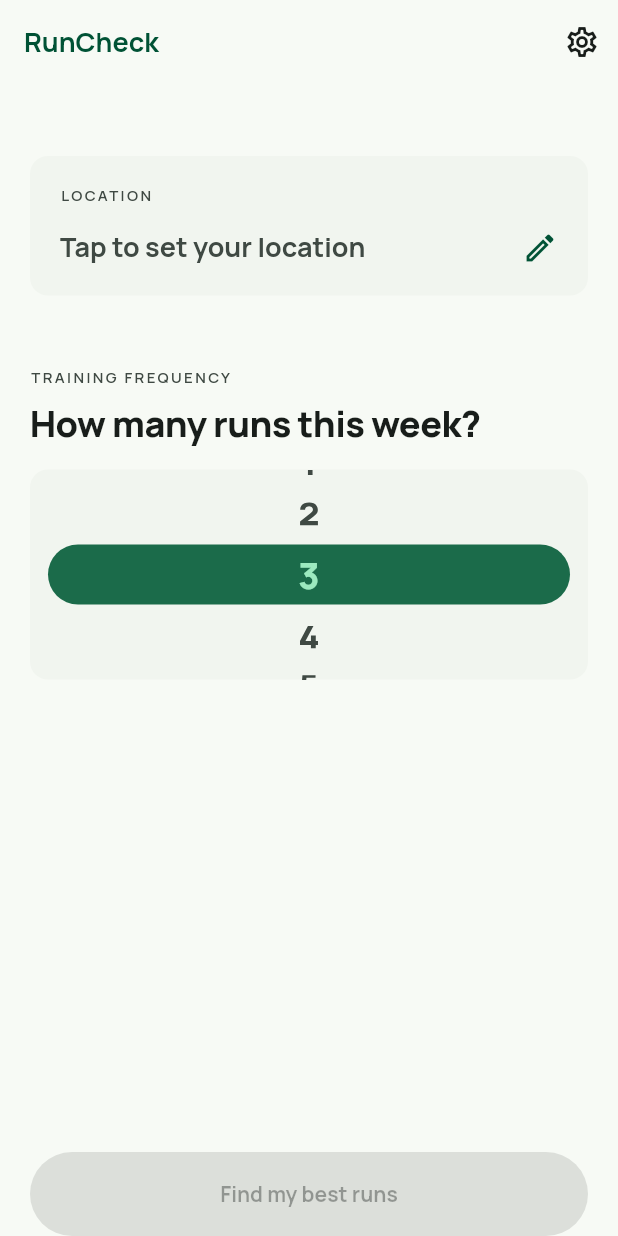
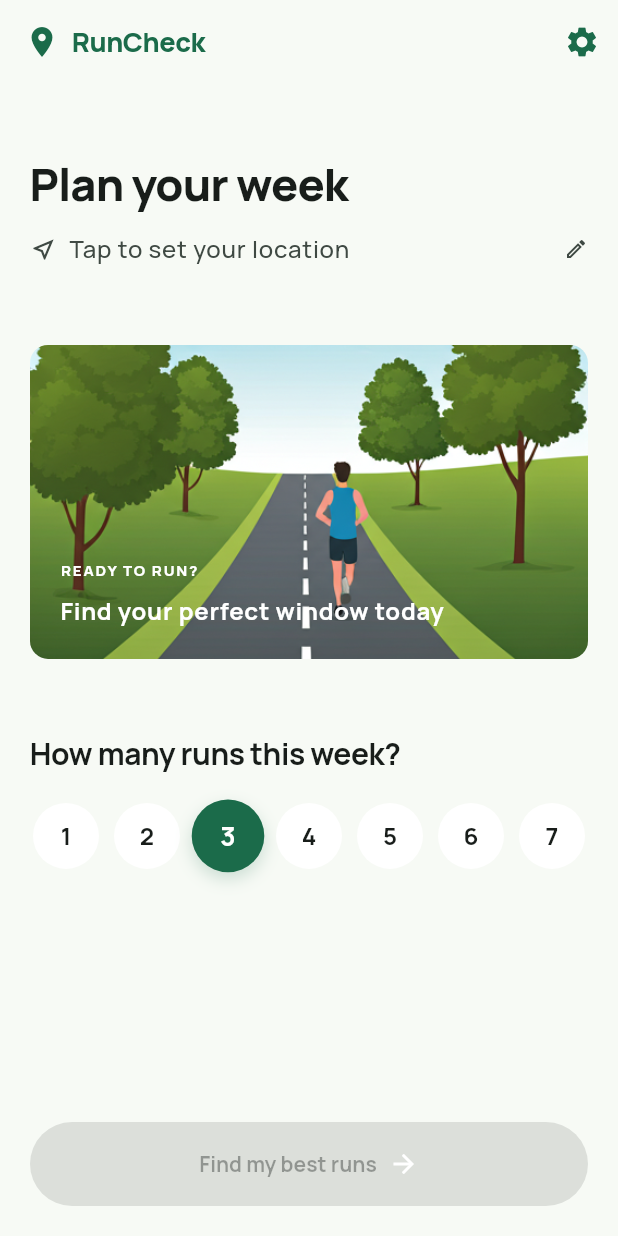
Before and after one commit to JamesRepo/run-check, a Flutter app: the screen it shows after launch, on a phone screen of 412 x 824 dp. Run offline on Flutter 3.47's test engine with Material 3 defaults, Android fonts, the light colour scheme and no system bars; our stand-ins replace flutter_riverpod, geocoding, geolocator, go_router, google_fonts, hive and 2 more; accounts and stored records are empty.

Commit message:
feat: redesign home screen layout

```diff
--- a/lib/screens/home_screen.dart
+++ b/lib/screens/home_screen.dart
@@ -32,50 +32,57 @@ class _HomeScreenState extends ConsumerState<HomeScreen> {
 
     return Scaffold(
       appBar: AppBar(
-        title: Text(
+        title: Row(
+          mainAxisSize: MainAxisSize.min,
+          children: <Widget>[
+            Icon(Icons.location_on, color: colorScheme.primaryContainer),
+            const SizedBox(width: AppSpacing.chipGap),
+            Text(
               'RunCheck',
               style: theme.textTheme.titleLarge?.copyWith(
-            color: colorScheme.primary,
+                color: colorScheme.primaryContainer,
+                fontWeight: FontWeight.w800,
+                letterSpacing: -0.3,
               ),
+            ),
+          ],
         ),
         actions: <Widget>[
           IconButton(
             onPressed: () => context.push('/settings'),
-            icon: const Icon(Icons.settings_outlined),
+            icon: Icon(Icons.settings, color: colorScheme.primaryContainer),
             tooltip: 'Settings',
           ),
         ],
       ),
       body: SafeArea(
-        child: LayoutBuilder(
-          builder: (BuildContext context, BoxConstraints constraints) {
-            return SingleChildScrollView(
-              child: ConstrainedBox(
-                constraints: BoxConstraints(minHeight: constraints.maxHeight),
+        child: CustomScrollView(
+          slivers: <Widget>[
+            SliverFillRemaining(
+              hasScrollBody: false,
               child: Padding(
                 padding: const EdgeInsets.symmetric(
                   horizontal: AppSpacing.screenPaddingH,
                 ),
-                  child: IntrinsicHeight(
                 child: Column(
                   crossAxisAlignment: CrossAxisAlignment.stretch,
                   children: <Widget>[
                     const SizedBox(height: AppSpacing.screenPaddingTop),
+                    Text(
+                      'Plan your week',
+                      style: theme.textTheme.headlineLarge,
+                    ),
+                    const SizedBox(height: AppSpacing.chipGap),
                     _LocationSection(
                       locationLabel: location?.displayName,
                       onTap: () => _showLocationBottomSheet(context),
                     ),
                     const SizedBox(height: AppSpacing.sectionGap),
-                        Text(
-                          'TRAINING FREQUENCY',
-                          style: theme.textTheme.labelMedium?.copyWith(
-                            letterSpacing: 1.6,
-                          ),
-                        ),
-                        const SizedBox(height: AppSpacing.chipGap),
+                    const _HeroBanner(),
+                    const SizedBox(height: AppSpacing.sectionGap),
                     Text(
                       'How many runs this week?',
-                          style: theme.textTheme.headlineMedium,
+                      style: theme.textTheme.titleMedium,
                     ),
                     const SizedBox(height: AppSpacing.labelToContentGap),
                     RunCountSelector(
@@ -86,9 +93,11 @@ class _HomeScreenState extends ConsumerState<HomeScreen> {
                         });
                       },
                     ),
+                    const SizedBox(height: 32),
                     const Spacer(),
                     SafeArea(
                       top: false,
+                      minimum: const EdgeInsets.only(bottom: 20),
                       child: FilledButton(
                         onPressed: location == null || _isSubmitting
                             ? null
@@ -104,16 +113,26 @@ class _HomeScreenState extends ConsumerState<HomeScreen> {
                                   ),
                                 ),
                               )
-                                : const Text('Find my best runs'),
+                            : Wrap(
+                                alignment: WrapAlignment.center,
+                                crossAxisAlignment: WrapCrossAlignment.center,
+                                spacing: AppSpacing.chipGap,
+                                children: <Widget>[
+                                  const Text('Find my best runs'),
+                                  Icon(
+                                    Icons.arrow_forward,
+                                    size: 20,
+                                    color: colorScheme.onPrimary,
+                                  ),
+                                ],
+                              ),
                       ),
                     ),
                   ],
                 ),
               ),
             ),
-              ),
-            );
-          },
+          ],
         ),
       ),
     );
@@ -193,43 +212,36 @@ class _LocationSection extends StatelessWidget {
   Widget build(BuildContext context) {
     final theme = Theme.of(context);
     final colorScheme = theme.colorScheme;
-    final hasLocation = locationLabel != null;
 
-    return InkWell(
+    return Material(
+      color: Colors.transparent,
+      child: InkWell(
         onTap: onTap,
         borderRadius: BorderRadius.circular(AppRadii.card),
-      child: Ink(
-        decoration: BoxDecoration(
-          color: AppColors.surfaceContainerLow,
-          borderRadius: BorderRadius.circular(AppRadii.card),
+        child: Padding(
+          padding: const EdgeInsets.symmetric(vertical: 4),
+          child: Row(
+            children: <Widget>[
+              Icon(
+                Icons.near_me_outlined,
+                size: 18,
+                color: colorScheme.onSurfaceVariant,
               ),
-        child: Padding(
-          padding: const EdgeInsets.all(AppSpacing.cardPadding),
-          child: Column(
-            crossAxisAlignment: CrossAxisAlignment.start,
-            children: <Widget>[
-              Text(
-                'LOCATION',
-                style: theme.textTheme.labelMedium?.copyWith(
-                  letterSpacing: 1.6,
-                ),
-              ),
-              const SizedBox(height: AppSpacing.labelToContentGap),
-              Row(
-                children: <Widget>[
+              const SizedBox(width: AppSpacing.chipGap),
               Expanded(
                 child: Text(
-                      hasLocation ? locationLabel! : 'Tap to set your location',
-                      style: theme.textTheme.titleLarge?.copyWith(
-                        color: hasLocation
-                            ? colorScheme.onSurface
-                            : colorScheme.onSurfaceVariant,
+                  locationLabel ?? 'Tap to set your location',
+                  overflow: TextOverflow.ellipsis,
+                  style: theme.textTheme.bodyLarge?.copyWith(
+                    color: colorScheme.onSurfaceVariant,
                   ),
                 ),
               ),
               const SizedBox(width: AppSpacing.chipGap),
-                  Icon(Icons.edit_outlined, color: colorScheme.primary),
-                ],
+              Icon(
+                Icons.edit_outlined,
+                size: 16,
+                color: colorScheme.onSurfaceVariant,
               ),
             ],
           ),
@@ -238,3 +250,52 @@ class _LocationSection extends StatelessWidget {
     );
   }
 }
+
+class _HeroBanner extends StatelessWidget {
+  const _HeroBanner();
+
+  static const _heroImagePath = 'assets/images/hero_runner.png';
+
+  @override
+  Widget build(BuildContext context) {
+    final theme = Theme.of(context);
+
+    return AspectRatio(
+      aspectRatio: 16 / 9,
+      child: ClipRRect(
+        borderRadius: BorderRadius.circular(AppRadii.card),
+        child: Stack(
+          fit: StackFit.expand,
+          children: <Widget>[
+            Image.asset(_heroImagePath, fit: BoxFit.cover),
+            Padding(
+              padding: const EdgeInsets.all(AppSpacing.cardPadding),
+              child: Column(
+                crossAxisAlignment: CrossAxisAlignment.start,
+                children: <Widget>[
+                  const Spacer(),
+                  Text(
+                    'READY TO RUN?',
+                    style: theme.textTheme.labelMedium?.copyWith(
+                      color: Colors.white,
+                      fontWeight: FontWeight.w800,
+                      letterSpacing: 1.2,
+                    ),
+                  ),
+                  const SizedBox(height: AppSpacing.chipGap),
+                  Text(
+                    'Find your perfect window today',
+                    style: theme.textTheme.bodyLarge?.copyWith(
+                      color: Colors.white,
+                      fontWeight: FontWeight.w700,
+                    ),
+                  ),
+                ],
+              ),
+            ),
+          ],
+        ),
+      ),
+    );
+  }
+}
--- a/lib/widgets/run_count_selector.dart
+++ b/lib/widgets/run_count_selector.dart
@@ -1,9 +1,7 @@
 import 'package:flutter/material.dart';
 import 'package:run_check/utils/app_colors.dart';
-import 'package:run_check/utils/app_radii.dart';
-import 'package:run_check/utils/app_spacing.dart';
 
-class RunCountSelector extends StatefulWidget {
+class RunCountSelector extends StatelessWidget {
   const RunCountSelector({
     required this.selectedCount,
     required this.onSelected,
@@ -14,95 +12,72 @@ class RunCountSelector extends StatefulWidget {
   final ValueChanged<int> onSelected;
 
   @override
-  State<RunCountSelector> createState() => _RunCountSelectorState();
-}
-
-class _RunCountSelectorState extends State<RunCountSelector> {
-  late FixedExtentScrollController _controller;
-
-  @override
-  void initState() {
-    super.initState();
-    _controller = FixedExtentScrollController(
-      initialItem: widget.selectedCount - 1,
-    );
-  }
-
-  @override
-  void didUpdateWidget(covariant RunCountSelector oldWidget) {
-    super.didUpdateWidget(oldWidget);
-    if (oldWidget.selectedCount != widget.selectedCount) {
-      _controller.jumpToItem(widget.selectedCount - 1);
-    }
-  }
-
-  @override
-  void dispose() {
-    _controller.dispose();
-    super.dispose();
-  }
-
-  @override
   Widget build(BuildContext context) {
     final theme = Theme.of(context);
     final colorScheme = theme.colorScheme;
+    final screenWidth = MediaQuery.sizeOf(context).width;
+    final outerSize = ((screenWidth - 40) / 7).clamp(40.0, 48.0);
+    final innerSize = (outerSize - 4).clamp(36.0, 44.0);
 
-    return Container(
-      height: 140,
-      decoration: BoxDecoration(
-        color: AppColors.surfaceContainerLow,
-        borderRadius: BorderRadius.circular(AppRadii.card),
-      ),
-      child: Stack(
-        alignment: Alignment.center,
-        children: <Widget>[
-          Positioned.fill(
-            child: IgnorePointer(
+    return Row(
+      mainAxisAlignment: MainAxisAlignment.spaceBetween,
+      children: List<Widget>.generate(7, (int index) {
+        final value = index + 1;
+        final isSelected = value == selectedCount;
+
+        return SizedBox(
+          width: outerSize,
+          height: 48,
+          child: Material(
+            color: Colors.transparent,
+            child: InkWell(
+              onTap: () => onSelected(value),
+              customBorder: const CircleBorder(),
               child: Center(
-                child: Container(
-                  height: 40,
-                  margin: const EdgeInsets.symmetric(
-                    horizontal: AppSpacing.dataPillPaddingH,
-                  ),
-                  decoration: BoxDecoration(
-                    color: colorScheme.primaryContainer,
-                    borderRadius: BorderRadius.circular(AppRadii.dataPill),
+                child: AnimatedScale(
+                  scale: isSelected ? 1.1 : 1,
+                  duration: const Duration(milliseconds: 180),
+                  curve: Curves.easeOutCubic,
+                  child: AnimatedContainer(
+                    duration: const Duration(milliseconds: 180),
+                    curve: Curves.easeOutCubic,
+                    width: innerSize,
+                    height: innerSize,
+                    decoration: BoxDecoration(
+                      color: isSelected
+                          ? colorScheme.primaryContainer
+                          : AppColors.surfaceContainerLowest,
+                      shape: BoxShape.circle,
+                      boxShadow: isSelected
+                          ? <BoxShadow>[
+                              BoxShadow(
+                                color: colorScheme.primaryContainer.withValues(
+                                  alpha: 0.2,
+                                ),
+                                blurRadius: 8,
+                                offset: const Offset(0, 4),
+                              ),
+                            ]
+                          : null,
+                    ),
+                    child: Center(
+                      child: Text(
+                        '$value',
+                        style: theme.textTheme.bodyLarge?.copyWith(
+                          fontWeight: FontWeight.w700,
+                          color: isSelected
+                              ? colorScheme.onPrimary
+                              : colorScheme.onSurface,
+                        ),
+                      ),
+                    ),
                   ),
                 ),
               ),
             ),
           ),
-          ListWheelScrollView.useDelegate(
-            controller: _controller,
-            itemExtent: 40,
-            diameterRatio: 1.6,
-            physics: const FixedExtentScrollPhysics(),
-            onSelectedItemChanged: (int index) => widget.onSelected(index + 1),
-            childDelegate: ListWheelChildBuilderDelegate(
-              childCount: 7,
-              builder: (BuildContext context, int index) {
-                if (index < 0 || index > 6) {
-                  return null;
-                }
-
-                final value = index + 1;
-                final isSelected = value == widget.selectedCount;
-
-                return Center(
-                  child: Text(
-                    '$value',
-                    style: theme.textTheme.headlineMedium?.copyWith(
-                      color: isSelected
-                          ? colorScheme.onPrimaryContainer
-                          : colorScheme.onSurfaceVariant,
-                    ),
-                  ),
-                );
-              },
-            ),
-          ),
-        ],
-      ),
+        );
+      }),
     );
   }
 }
--- a/pubspec.yaml
+++ b/pubspec.yaml
@@ -60,10 +60,8 @@ flutter:
   # the material Icons class.
   uses-material-design: true
 
-  # To add assets to your application, add an assets section, like this:
-  # assets:
-  #   - images/a_dot_burr.jpeg
-  #   - images/a_dot_ham.jpeg
+  assets:
+    - assets/images/hero_runner.png
 
   # An image asset can refer to one or more resolution-specific "variants", see
   # https://flutter.dev/to/resolution-aware-images
```
Also changed, not shown: assets/images/hero_runner.png (added). Lines whose indentation alone changed are shown as unchanged.
